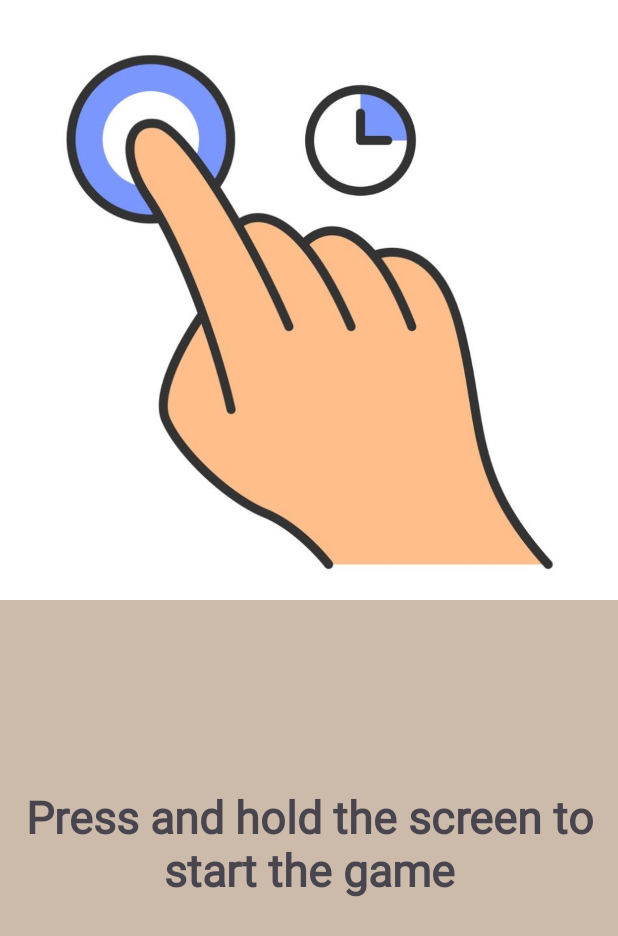
After one commit to Ib1za94/ChooserApp, an Android app: the fragment GuideFragment1 shown on its own in the app's theme, on a phone screen of 412 x 824 dp. The commit adds this screen. Shown: the top 936 px of the screen. Run offline under Robolectric (Android 15) with nearby library versions, the light colour scheme and no system bars.

Commit message:
viewPager + Guide screen beta added

```diff
--- a/app/build.gradle.kts
+++ b/app/build.gradle.kts
@@ -40,12 +40,14 @@ android {
 }
 
 dependencies {
+    implementation("me.relex:circleindicator:2.1.6")
     implementation(libs.androidx.core.ktx)
     implementation(libs.androidx.appcompat)
     implementation(libs.material)
     implementation(libs.androidx.activity)
     implementation(libs.androidx.constraintlayout)
     implementation(libs.androidx.preference.ktx)
+    implementation(libs.androidx.animation.android)
     testImplementation(libs.junit)
     androidTestImplementation(libs.androidx.junit)
     androidTestImplementation(libs.androidx.espresso.core)
--- a/app/src/main/AndroidManifest.xml
+++ b/app/src/main/AndroidManifest.xml
@@ -13,6 +13,9 @@
         android:theme="@style/Theme.ChooserApp"
         tools:targetApi="31">
         <activity
+            android:name=".GuideActivity"
+            android:exported="false" />
+        <activity
             android:name=".MainActivity"
             android:exported="true">
             <intent-filter>
--- /dev/null
+++ b/app/src/main/java/com/example/chooserapp/GuideFragment1.kt
@@ -0,0 +1,22 @@
+package com.example.chooserapp
+
+import android.os.Bundle
+import androidx.fragment.app.Fragment
+import android.view.LayoutInflater
+import android.view.View
+import android.view.ViewGroup
+
+class GuideFragment1 : Fragment() {
+    override fun onCreateView(
+        inflater: LayoutInflater, container: ViewGroup?,
+        savedInstanceState: Bundle?
+    ): View? {
+        // Inflate the layout for this fragment
+        return inflater.inflate(R.layout.fragment_guide1, container, false)
+    }
+
+    companion object {
+        @JvmStatic
+        fun newInstance() = GuideFragment1()
+    }
+}
--- a/app/src/main/res/drawable/rounded_gradient.xml
+++ b/app/src/main/res/drawable/rounded_gradient.xml
@@ -1,9 +1,10 @@
 <?xml version="1.0" encoding="utf-8"?>
 <shape xmlns:android="http://schemas.android.com/apk/res/android"
     android:shape="rectangle">
+    <stroke android:width="4dp" android:color="#FFFFFF"/>
     <gradient
         android:startColor="#3E1567"
-        android:endColor="#FF6750A4"
+        android:endColor="#A45050"
         android:angle="45"/>
     <corners android:radius="180dp"/>
 
--- /dev/null
+++ b/app/src/main/res/layout/fragment_guide1.xml
@@ -0,0 +1,29 @@
+<?xml version="1.0" encoding="utf-8"?>
+<FrameLayout xmlns:android="http://schemas.android.com/apk/res/android"
+    xmlns:tools="http://schemas.android.com/tools"
+    android:layout_width="match_parent"
+    android:layout_height="match_parent"
+    android:background="#CBA"
+    tools:context=".GuideFragment1">
+
+    <ImageView
+        android:id="@+id/touchholdImage"
+        android:layout_width="match_parent"
+        android:layout_height="400dp"
+        android:layout_marginBottom="30dp"
+        android:src="@drawable/touchhold_icon" />
+
+    <TextView
+        android:id="@+id/guideOneText"
+        android:layout_width="match_parent"
+        android:layout_height="wrap_content"
+        android:layout_marginTop="150dp"
+        android:fontFamily="@font/roboto"
+        android:text="Press and hold the screen to start the game"
+        android:layout_gravity="center"
+        android:textAlignment="center"
+        android:textSize="30dp"
+        android:textFontWeight="900"/>
+
+
+</FrameLayout>
--- a/app/src/main/res/layout/welcome_screen.xml
+++ b/app/src/main/res/layout/welcome_screen.xml
@@ -17,7 +17,7 @@
         android:background="@drawable/welcome_screen_background" />
 
     <Button
-        android:id="@+id/button"
+        android:id="@+id/welcomeButton"
         android:layout_width="173dp"
         android:layout_height="57dp"
         android:layout_marginBottom="60dp"
--- a/gradle/libs.versions.toml
+++ b/gradle/libs.versions.toml
@@ -10,6 +10,7 @@ material = "1.10.0"
 activity = "1.8.0"
 constraintlayout = "2.1.4"
 preferenceKtx = "1.2.1"
+animationAndroid = "1.6.0"
 
 [libraries]
 androidx-core-ktx = { group = "androidx.core", name = "core-ktx", version.ref = "coreKtx" }
@@ -21,6 +22,7 @@ material = { group = "com.google.android.material", name = "material", version =
 androidx-activity = { group = "androidx.activity", name = "activity", version.ref = "activity" }
 androidx-constraintlayout = { group = "androidx.constraintlayout", name = "constraintlayout", version.ref = "constraintlayout" }
 androidx-preference-ktx = { group = "androidx.preference", name = "preference-ktx", version.ref = "preferenceKtx" }
+androidx-animation-android = { group = "androidx.compose.animation", name = "animation-android", version.ref = "animationAndroid" }
 
 [plugins]
 androidApplication = { id = "com.android.application", version.ref = "agp" }
```
Also changed, not shown: app/src/main/java/com/example/chooserapp/GuideFragment2.kt (added, +23 -0 lines), app/src/main/java/com/example/chooserapp/GuideFragment3.kt (added, +24 -0 lines), app/src/main/java/com/example/chooserapp/GuideScreenFragment.kt (+48 -4 lines), app/src/main/java/com/example/chooserapp/MainActivity.kt (+12 -0 lines), app/src/main/java/com/example/chooserapp/SettingsScreenFragment.kt (+8 -0 lines), app/src/main/java/com/example/chooserapp/ViewPagerAdapter.kt (added, +20 -0 lines), app/src/main/res/layout/fragment_guide2.xml (added, +19 -0 lines), app/src/main/res/layout/fragment_guide3.xml (added, +19 -0 lines), app/src/main/res/layout/fragment_guide_screen.xml (added, +55 -0 lines), app/src/main/res/layout/guide_screen.xml (deleted, +0 -17 lines), app/src/main/res/drawable/guide_background.jpeg (added), app/src/main/res/drawable/touchhold_icon.jpg (added).
